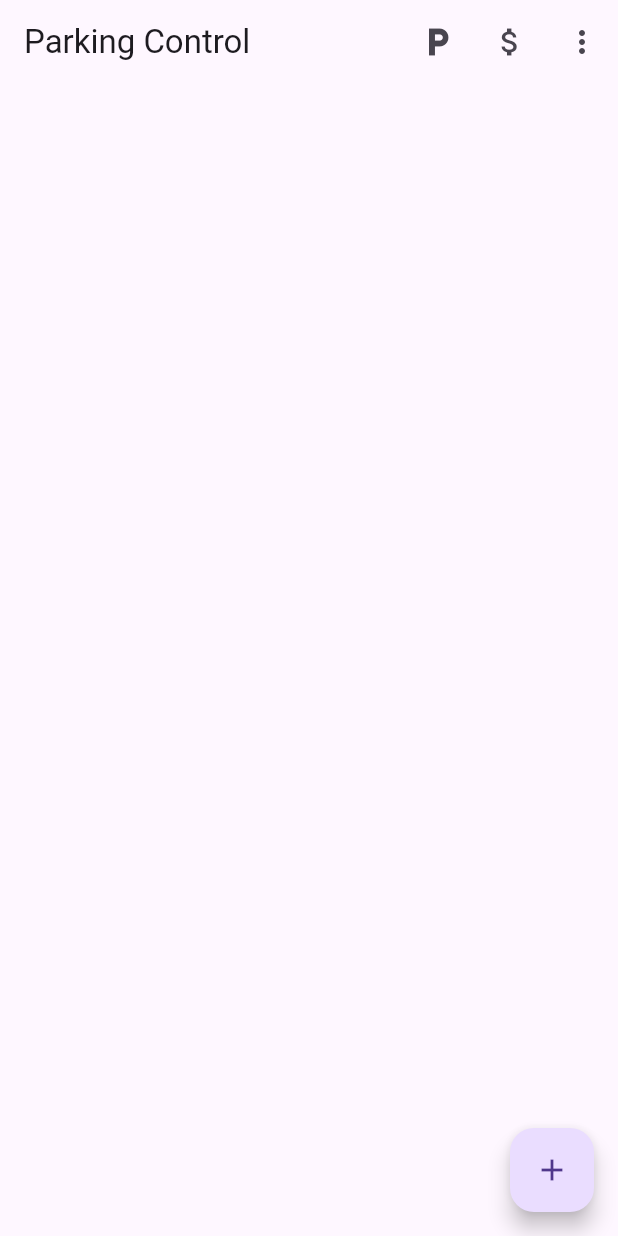
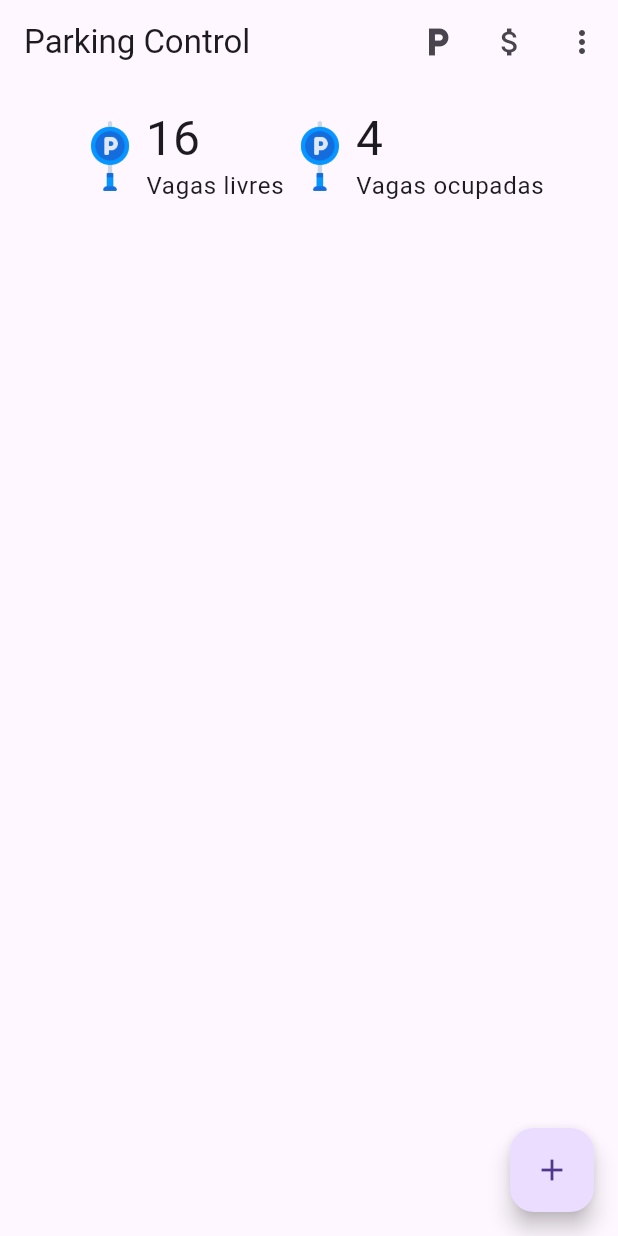
Before and after one commit to ProfessorAndersonChoren/appII_morning_juca_rio_grande, a Flutter app: the screen it shows after launch, on a phone screen of 412 x 824 dp. Run offline on Flutter 3.47's test engine with Material 3 defaults, Android fonts, the phone set to English and light mode, and no system bars.

Commit message:
Projeto Parking - Componente de vagas

```diff
--- /dev/null
+++ b/parking/lib/screens/home/components/vacancy_component.dart
@@ -0,0 +1,36 @@
+import 'package:flutter/material.dart';
+
+class VacancyComponent extends StatelessWidget {
+  final String number;
+  final String caption;
+  const VacancyComponent({
+    super.key,
+    required this.number,
+    required this.caption,
+  });
+
+  @override
+  Widget build(BuildContext context) {
+    return Row(
+      children: [
+        Image.asset(
+          "assets/parking.png",
+          width: 48, /* 48dp * (dpi / 160) */
+        ),
+        Column(
+          crossAxisAlignment: CrossAxisAlignment.start,
+          children: [
+            Text(
+              number,
+              style: Theme.of(context).textTheme.headlineLarge,
+            ),
+            Text(
+              caption,
+              style: Theme.of(context).textTheme.bodyLarge,
+            ),
+          ],
+        ),
+      ],
+    );
+  }
+}
--- a/parking/lib/screens/home/home.dart
+++ b/parking/lib/screens/home/home.dart
@@ -1,4 +1,5 @@
 import 'package:flutter/material.dart';
+import 'package:parking/screens/home/components/vacancy_component.dart';
 import 'package:parking/screens/shared/custom_appbar.dart';
 
 class Home extends StatelessWidget {
@@ -14,6 +15,26 @@ class Home extends StatelessWidget {
           Icons.add,
         ),
       ),
+      body: const Padding(
+        padding: EdgeInsets.all(16),
+        child: Column(
+          children: [
+            Row(
+              mainAxisAlignment: MainAxisAlignment.center,
+              children: [
+                VacancyComponent(
+                  number: "16",
+                  caption: "Vagas livres",
+                ),
+                VacancyComponent(
+                  number: "4",
+                  caption: "Vagas ocupadas",
+                ),
+              ],
+            ),
+          ],
+        ),
+      ),
     );
   }
 }
--- a/parking/pubspec.yaml
+++ b/parking/pubspec.yaml
@@ -1,10 +1,10 @@
 name: parking
 description: "A simples aplicativo de gestão para estacionamentos"
-publish_to: 'none'
+publish_to: "none"
 version: 0.1.0
 
 environment:
-  sdk: '>=3.4.3 <4.0.0'
+  sdk: ">=3.4.3 <4.0.0"
 
 dependencies:
   flutter:
@@ -17,3 +17,5 @@ dev_dependencies:
 
 flutter:
   uses-material-design: true
+  assets:
+    - "assets/"
```
Also changed, not shown: parking/assets/avatar.png (added), parking/assets/car.png (added), parking/assets/money.png (added), parking/assets/motorcycle.png (added), parking/assets/parking.png (added), parking/assets/plate.png (added), parking/assets/ticket.png (added).
